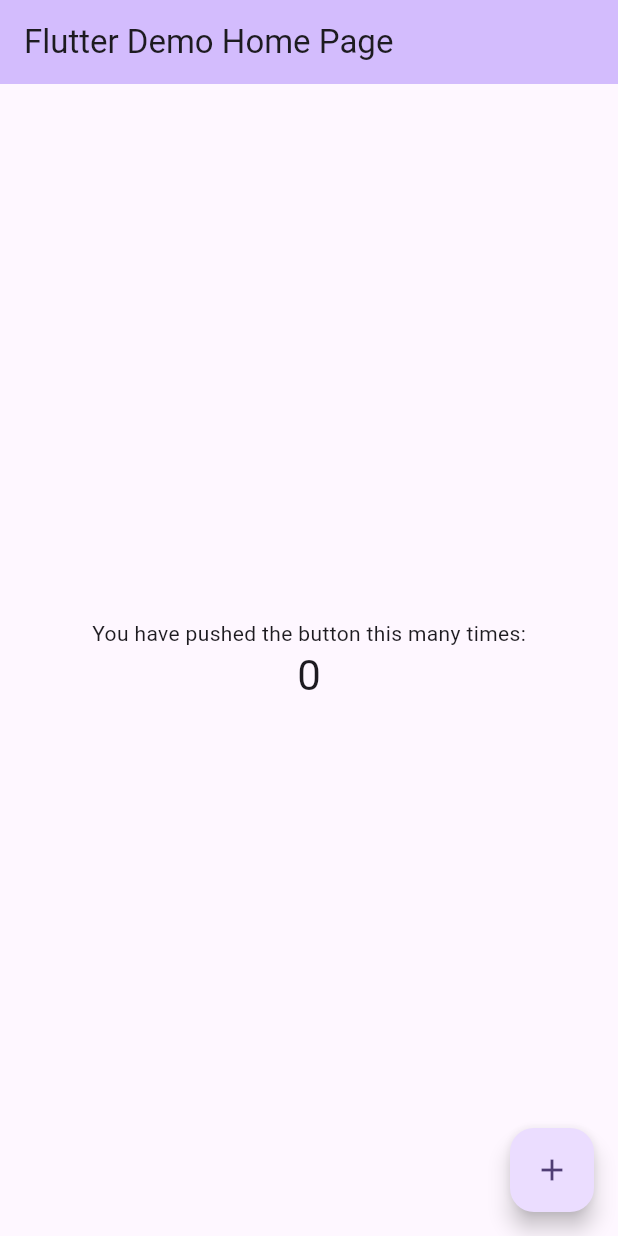
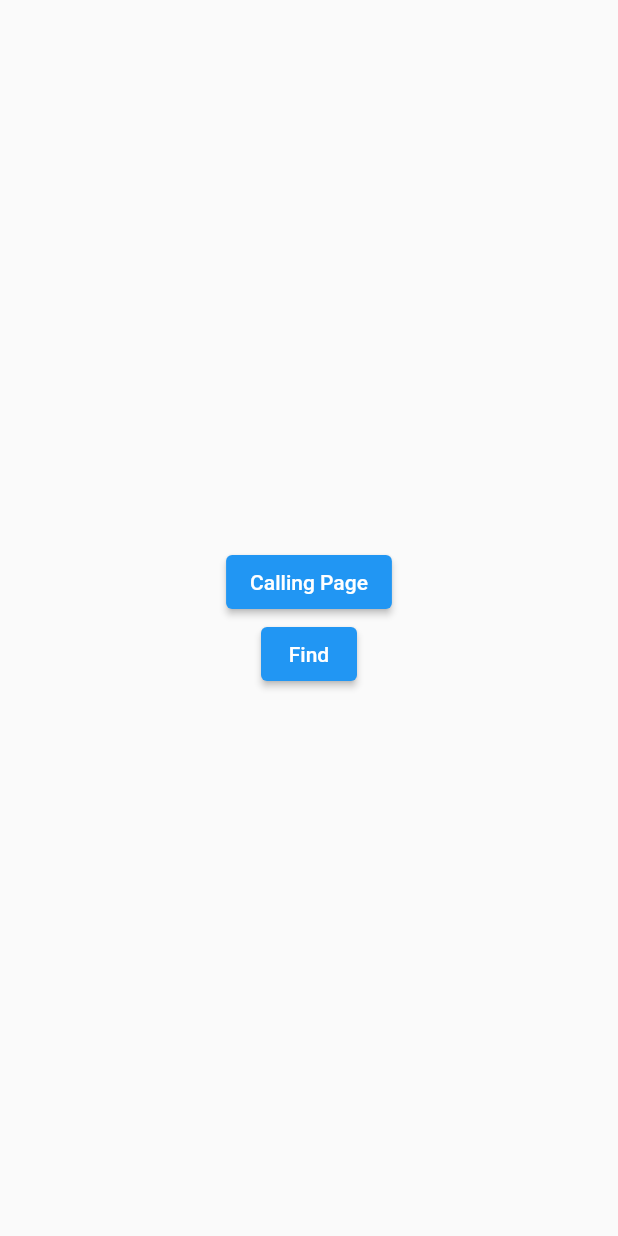
Before and after one commit to xSengPed/platform_integration_experimental, a Flutter app: the screen it shows after launch, on a phone screen of 412 x 824 dp. Run offline on Flutter 3.47's test engine with Material 2 defaults, Android fonts, the phone set to English and light mode, and no system bars; our stand-ins replace isar; missing offline and left inert: flutter_callkit_incoming; accounts and stored records are empty; generated files the repository leaves out were written again.

Commit message:
create and find

```diff
--- a/lib/main.dart
+++ b/lib/main.dart
@@ -1,125 +1,20 @@
+import 'package:callkit_experimental/screens/home/home.view.dart';
+import 'package:callkit_experimental/services/database_service.dart';
 import 'package:flutter/material.dart';
 
-void main() {
-  runApp(const MyApp());
+void main() async {
+  WidgetsFlutterBinding.ensureInitialized();
+  DatabaseService.init();
+  runApp(AppMain());
 }
 
-class MyApp extends StatelessWidget {
-  const MyApp({super.key});
+class AppMain extends StatelessWidget {
+  const AppMain({super.key});
 
-  // This widget is the root of your application.
   @override
   Widget build(BuildContext context) {
-    return MaterialApp(
-      title: 'Flutter Demo',
-      theme: ThemeData(
-        // This is the theme of your application.
-        //
-        // TRY THIS: Try running your application with "flutter run". You'll see
-        // the application has a blue toolbar. Then, without quitting the app,
-        // try changing the seedColor in the colorScheme below to Colors.green
-        // and then invoke "hot reload" (save your changes or press the "hot
-        // reload" button in a Flutter-supported IDE, or press "r" if you used
-        // the command line to start the app).
-        //
-        // Notice that the counter didn't reset back to zero; the application
-        // state is not lost during the reload. To reset the state, use hot
-        // restart instead.
-        //
-        // This works for code too, not just values: Most code changes can be
-        // tested with just a hot reload.
-        colorScheme: ColorScheme.fromSeed(seedColor: Colors.deepPurple),
-        useMaterial3: true,
-      ),
-      home: const MyHomePage(title: 'Flutter Demo Home Page'),
+    return const MaterialApp(
+      home: HomeView(),
     );
   }
 }
-
-class MyHomePage extends StatefulWidget {
-  const MyHomePage({super.key, required this.title});
-
-  // This widget is the home page of your application. It is stateful, meaning
-  // that it has a State object (defined below) that contains fields that affect
-  // how it looks.
-
-  // This class is the configuration for the state. It holds the values (in this
-  // case the title) provided by the parent (in this case the App widget) and
-  // used by the build method of the State. Fields in a Widget subclass are
-  // always marked "final".
-
-  final String title;
-
-  @override
-  State<MyHomePage> createState() => _MyHomePageState();
-}
-
-class _MyHomePageState extends State<MyHomePage> {
-  int _counter = 0;
-
-  void _incrementCounter() {
-    setState(() {
-      // This call to setState tells the Flutter framework that something has
-      // changed in this State, which causes it to rerun the build method below
-      // so that the display can reflect the updated values. If we changed
-      // _counter without calling setState(), then the build method would not be
-      // called again, and so nothing would appear to happen.
-      _counter++;
-    });
-  }
-
-  @override
-  Widget build(BuildContext context) {
-    // This method is rerun every time setState is called, for instance as done
-    // by the _incrementCounter method above.
-    //
-    // The Flutter framework has been optimized to make rerunning build methods
-    // fast, so that you can just rebuild anything that needs updating rather
-    // than having to individually change instances of widgets.
-    return Scaffold(
-      appBar: AppBar(
-        // TRY THIS: Try changing the color here to a specific color (to
-        // Colors.amber, perhaps?) and trigger a hot reload to see the AppBar
-        // change color while the other colors stay the same.
-        backgroundColor: Theme.of(context).colorScheme.inversePrimary,
-        // Here we take the value from the MyHomePage object that was created by
-        // the App.build method, and use it to set our appbar title.
-        title: Text(widget.title),
-      ),
-      body: Center(
-        // Center is a layout widget. It takes a single child and positions it
-        // in the middle of the parent.
-        child: Column(
-          // Column is also a layout widget. It takes a list of children and
-          // arranges them vertically. By default, it sizes itself to fit its
-          // children horizontally, and tries to be as tall as its parent.
-          //
-          // Column has various properties to control how it sizes itself and
-          // how it positions its children. Here we use mainAxisAlignment to
-          // center the children vertically; the main axis here is the vertical
-          // axis because Columns are vertical (the cross axis would be
-          // horizontal).
-          //
-          // TRY THIS: Invoke "debug painting" (choose the "Toggle Debug Paint"
-          // action in the IDE, or press "p" in the console), to see the
-          // wireframe for each widget.
-          mainAxisAlignment: MainAxisAlignment.center,
-          children: <Widget>[
-            const Text(
-              'You have pushed the button this many times:',
-            ),
-            Text(
-              '$_counter',
-              style: Theme.of(context).textTheme.headlineMedium,
-            ),
-          ],
-        ),
-      ),
-      floatingActionButton: FloatingActionButton(
-        onPressed: _incrementCounter,
-        tooltip: 'Increment',
-        child: const Icon(Icons.add),
-      ), // This trailing comma makes auto-formatting nicer for build methods.
-    );
-  }
-}
--- /dev/null
+++ b/lib/models/suspecious_number.dart
@@ -0,0 +1,9 @@
+import 'package:isar/isar.dart';
+part 'suspecious_number.g.dart';
+
+@collection
+class SuspeciousNumber {
+  Id id = Isar.autoIncrement;
+  late String title, number;
+  SuspeciousNumber({required this.title, required this.number});
+}
--- a/lib/screens/home/home.view.dart
+++ b/lib/screens/home/home.view.dart
@@ -0,0 +1,56 @@
+import 'dart:developer';
+
+import 'package:callkit_experimental/screens/home/calling_page.dart';
+import 'package:callkit_experimental/screens/home/home.vm.dart';
+import 'package:callkit_experimental/services/database_service.dart';
+import 'package:flutter/material.dart';
+
+class HomeView extends StatefulWidget {
+  const HomeView({super.key});
+
+  @override
+  State<HomeView> createState() => _HomeViewState();
+}
+
+class _HomeViewState extends State<HomeView> {
+  HomeViewModel vm = HomeViewModel();
+  @override
+  void initState() {
+    WidgetsBinding.instance.addPostFrameCallback((_) {
+      vm.init();
+    });
+    super.initState();
+  }
+
+  @override
+  Widget build(BuildContext context) {
+    return Scaffold(
+      body: Center(
+        child: Column(
+          mainAxisAlignment: MainAxisAlignment.center,
+          children: [
+            ElevatedButton(
+                onPressed: () async {
+                  // final data = await DatabaseService.findByNumber("0910533948");
+                  // log(data?.title ?? "");
+
+                  Navigator.push(
+                      context,
+                      MaterialPageRoute(
+                        builder: (context) => CallingPage(),
+                      ));
+                },
+                child: Text("Calling Page")),
+            ElevatedButton(
+                onPressed: () async {
+                  final data = await DatabaseService.findByNumber("0910533948");
+
+                  log(data?.title ?? "");
+                },
+                child: Text("Find")),
+          ],
+        ),
+      ),
+    );
+  }
+}
--- a/lib/screens/home/home.vm.dart
+++ b/lib/screens/home/home.vm.dart
@@ -0,0 +1,18 @@
+import 'package:callkit_experimental/models/suspecious_number.dart';
+import 'package:callkit_experimental/services/database_service.dart';
+import 'package:flutter/material.dart';
+
+class HomeViewModel extends ChangeNotifier {
+  late BuildContext context;
+  SuspeciousNumber? suspeciousNumber;
+  HomeViewModel() {}
+
+  void init() async {
+    // DatabaseService.createSampleData();
+  }
+
+  void findNumber(String number) async {
+    suspeciousNumber = await DatabaseService.findByNumber(number);
+    notifyListeners();
+  }
+}
--- /dev/null
+++ b/lib/services/callkit_service.dart
@@ -0,0 +1,3 @@
+class CallKitService {
+
+}
--- a/lib/services/database_service.dart
+++ b/lib/services/database_service.dart
@@ -1,3 +1,69 @@
+// import 'dart:developer';
+
+import 'dart:developer';
+import 'dart:io';
+
+import 'package:callkit_experimental/models/suspecious_number.dart';
+import 'package:callkit_experimental/utils/utils.dart';
+import 'package:isar/isar.dart';
+import 'package:path_provider/path_provider.dart';
+
+List<SuspeciousNumber> sampleDatas = [
+  SuspeciousNumber(title: "Phone 1", number: "0910533948"),
+  SuspeciousNumber(title: "Phone 2", number: "0910533949"),
+  SuspeciousNumber(title: "Phone 3", number: "0910533950"),
+];
+
 class DatabaseService {
-  DatabaseService.init();
+  static String _serviceName = "Database";
+  static late Isar _db;
+
+  Future<void> setUp() async {
+    try {
+      final Directory directory = await getApplicationDocumentsDirectory();
+      _db =
+          await Isar.open([SuspeciousNumberSchema], directory: directory.path);
+      createSampleData();
+    } catch (err) {
+      log(err.toString());
+      throw Exception("Exception : Failed to connect with service");
+    }
+  }
+
+  DatabaseService.init() {
+    serviceLog("$_serviceName", "Setting Up");
+    setUp();
+  }
+
+  static Future<void> createSampleData() async {
+    try {
+      int itemCount = await _db.collection<SuspeciousNumber>().count();
+      if (itemCount == 0) {
+        serviceLog("$_serviceName", "Create Sample Datas");
+        await _db.writeTxn(() async {
+          for (SuspeciousNumber item in sampleDatas) {
+            await _db.collection<SuspeciousNumber>().put(item);
+          }
+        });
+      } else {
+        throw Exception("Exception : Failed to Create Sample Datas");
+      }
+    } catch (err) {
+      rethrow;
+    }
+  }
+
+  static Future<SuspeciousNumber?> findByNumber(String number) async {
+    try {
+      serviceLog("$_serviceName", "find by number $number");
+      final SuspeciousNumber? result = await _db
+          .collection<SuspeciousNumber>()
+          .filter()
+          .numberMatches(number)
+          .findFirst();
+      return result;
+    } catch (err) {
+      rethrow;
+    }
+  }
 }
--- a/pubspec.yaml
+++ b/pubspec.yaml
@@ -16,10 +16,13 @@ dependencies:
   provider: ^6.0.5
   isar: ^3.1.0+1
   path_provider: ^2.1.1
+  isar_flutter_libs: ^3.1.0+1
 
 dev_dependencies:
+  build_runner: ^2.4.6
   flutter_test:
     sdk: flutter
+  isar_generator: ^3.1.0+1
 
 
   # flutter_lints: ^2.0.0
```
Also changed, not shown: lib/screens/home/calling_page.dart (added, +123 -0 lines), lib/utils/utils.dart (added, +7 -0 lines), lib/models/suspecious_number.g.dart (added), pubspec.lock, 9 other files.
